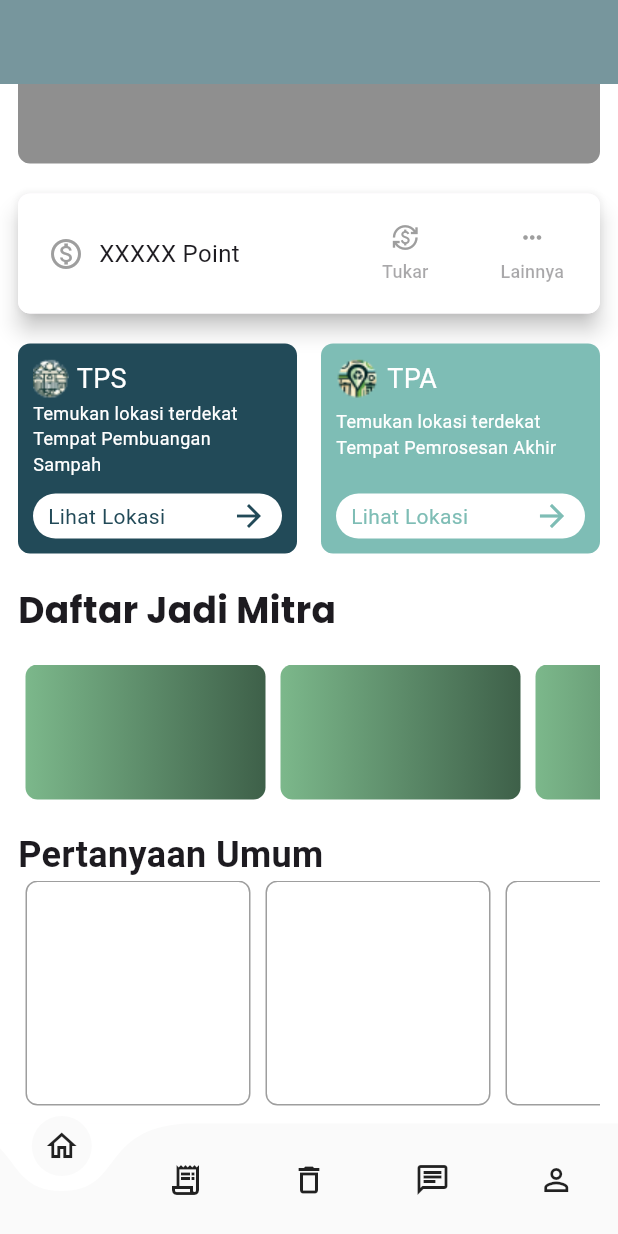
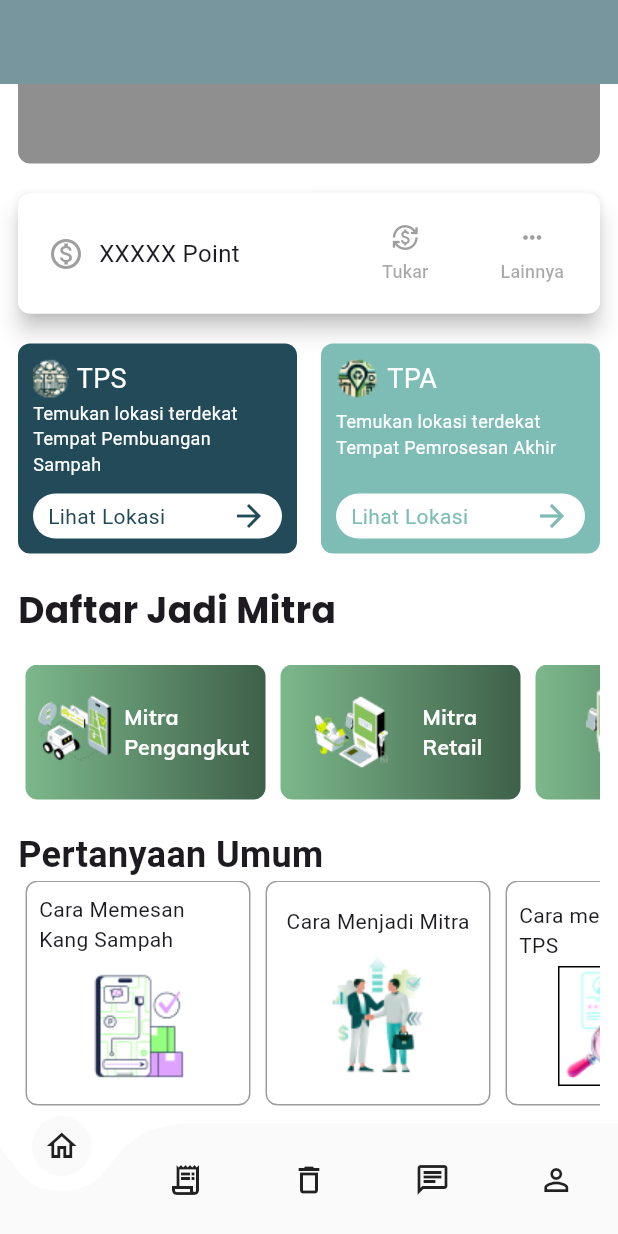
Before and after one commit to Dynameiz/Kang-Sampah, a Flutter app: the screen it shows after launch, scrolled down 175 dp, on a phone screen of 412 x 824 dp. Run offline on Flutter 3.47's test engine with Material 3 defaults, Android fonts, the phone set to English and light mode, and no system bars; drawn by our look-alikes of curved_navigation_bar; our stand-ins replace google_fonts.

Commit message:
Update Home Page

```diff
--- a/lib/components/partnership_card.dart
+++ b/lib/components/partnership_card.dart
@@ -1,7 +1,11 @@
 import 'package:flutter/material.dart';
+import 'package:google_fonts/google_fonts.dart';
 
 class PartnershipCard extends StatefulWidget {
-  const PartnershipCard({super.key});
+  const PartnershipCard({super.key, required this.image, required this.title});
+
+  final String title;
+  final Image image;
 
   @override
   State<PartnershipCard> createState() => _PartnershipCardState();
@@ -18,6 +22,16 @@ class _PartnershipCardState extends State<PartnershipCard> {
         gradient: const LinearGradient(colors: [ Color.fromRGBO(124, 184, 139, 1),  Color.fromRGBO(62, 96, 73, 1)]),
         borderRadius: BorderRadius.circular(8),
       ),
+      child: Padding(
+        padding: const EdgeInsets.fromLTRB(0, 0, 8.0, 0),
+        child: Row(
+        mainAxisAlignment: MainAxisAlignment.spaceEvenly,
+        children: [
+          widget.image,
+          Text(widget.title, style: GoogleFonts.mulish(color: Colors.white, fontWeight: FontWeight.bold),),
+        ],
+      ),
+        )
     );
   }
 }
--- a/lib/components/question_card.dart
+++ b/lib/components/question_card.dart
@@ -1,7 +1,10 @@
 import 'package:flutter/material.dart';
 
 class QuestionCard extends StatefulWidget {
-  const QuestionCard({super.key});
+  const QuestionCard({super.key, required this.question, required this.image});
+
+  final String question;
+  final Image image;
 
   @override
   State<QuestionCard> createState() => _QuestionCardState();
@@ -19,6 +22,16 @@ class _QuestionCardState extends State<QuestionCard> {
         border: Border.all(color: Colors.grey),
         borderRadius: BorderRadius.circular(8),
       ),
+      child: Padding(
+        padding: const EdgeInsets.all(8.0),
+        child: Column(
+          mainAxisAlignment: MainAxisAlignment.spaceEvenly,
+          children: [
+            Text(widget.question),
+            widget.image
+          ],
+        ),
+      ),
     );
   }
 }
--- a/lib/pages/home_page.dart
+++ b/lib/pages/home_page.dart
@@ -52,9 +52,9 @@ class _HomePageState extends State<HomePage> {
               scrollDirection: Axis.horizontal,
               child: Row(
                 children: [
-                  PartnershipCard(),
-                  PartnershipCard(),
-                  PartnershipCard(),
+                  PartnershipCard(image: Image(image: AssetImage('assets/Mitra_Pengangkut.png'), width: 60.0,), title: "Mitra\nPengangkut"),
+                  PartnershipCard(image: Image(image: AssetImage('assets/Mitra_Retail.png'), width: 60.0,), title: "Mitra\nRetail"),
+                  PartnershipCard(image: Image(image: AssetImage('assets/Mitra_Event.png'), width: 60.0,),  title: "Mitra\nEvent"),
                 ],
               ),
             ),
@@ -64,10 +64,10 @@ class _HomePageState extends State<HomePage> {
               scrollDirection: Axis.horizontal,
               child: Row(
                 children: [
-                  QuestionCard(),
-                  QuestionCard(),
-                  QuestionCard(),
-                  QuestionCard(),
+                  QuestionCard(question: "Cara Memesan Kang Sampah", image: Image(image: AssetImage('assets/Cara_Memesan.png'),)),
+                  QuestionCard(question: "Cara Menjadi Mitra", image: Image(image: AssetImage('assets/Cara_Menjadi_Mitra.png'),)),
+                  QuestionCard(question: "Cara mencari TPA & TPS", image: Image(image: AssetImage('assets/Mencari_TPS_TPA.png'),)),
+                  QuestionCard(question: "Cara Menukar Poin", image: Image(image: AssetImage('assets/Cara_Menukar_Poin.png'),)),
                 ],
               ),
             ),
```
Also changed, not shown: assets/Cara_Memesan.png (added), assets/Cara_Menjadi_Mitra.png (added), assets/Cara_Menukar_Poin.png (added), assets/Mencari_TPS_TPA.png (added), assets/Mitra_Event.png (added).
